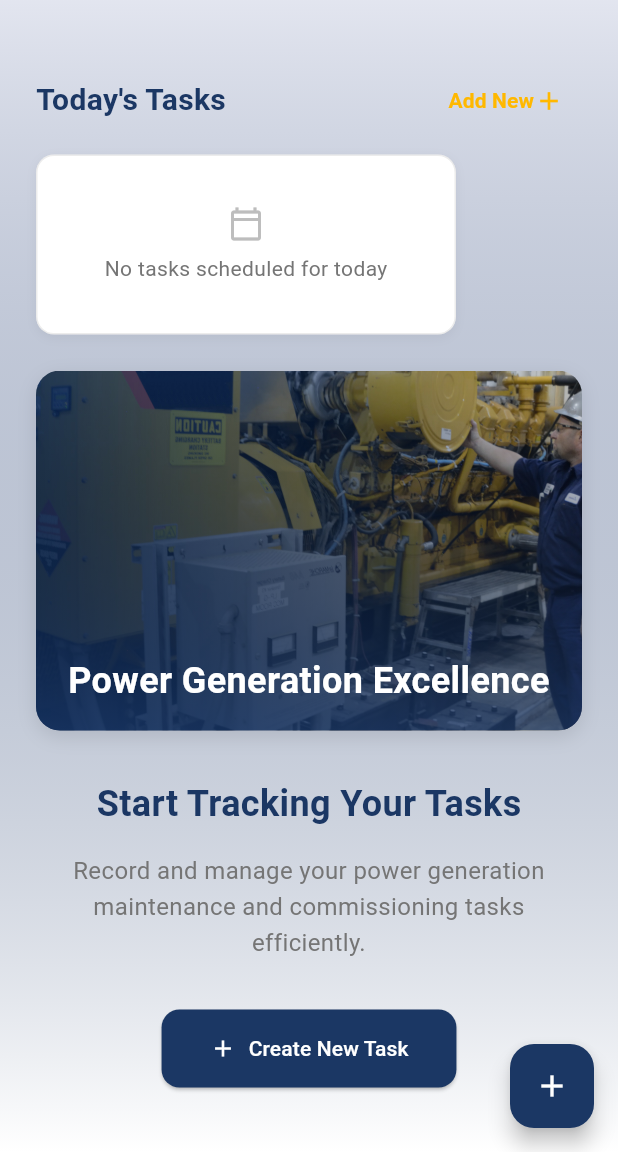
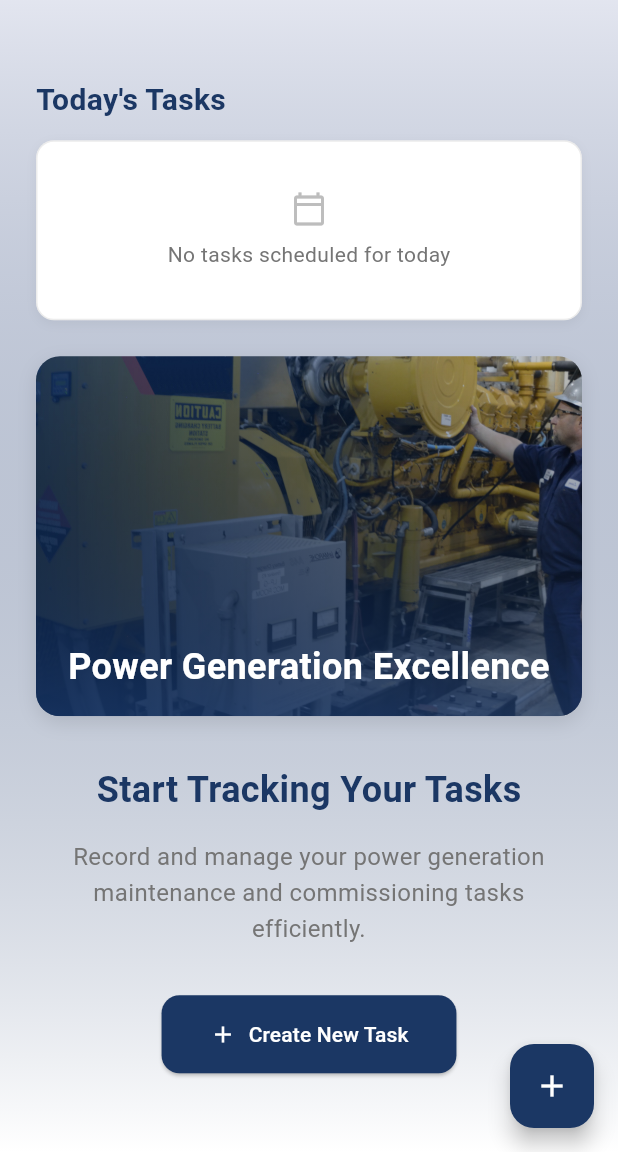
Before and after one commit to dayalfernando/time_entry_app, a Flutter app: the HomeScreen screen opened by its route, on a phone screen of 412 x 824 dp, the part 84-1236 px from its top. Run offline on Flutter 3.47's test engine with Material 3 defaults, Android fonts, the light colour scheme and no system bars; our stand-ins replace firebase_auth, flutter_form_builder, form_builder_validators, google_sign_in, image_picker, shared_preferences and 2 more; accounts and stored records are empty.

Commit message:
Remove Add New button and make No Tasks section full width

```diff
--- a/lib/screens/home_screen.dart
+++ b/lib/screens/home_screen.dart
@@ -180,9 +180,6 @@ class HomeScreen extends StatelessWidget {
                         Column(
                           crossAxisAlignment: CrossAxisAlignment.start,
                           children: [
-                            Row(
-                              mainAxisAlignment: MainAxisAlignment.spaceBetween,
-                              children: [
                             Text(
                               "Today's Tasks",
                               style: TextStyle(
@@ -190,30 +187,6 @@ class HomeScreen extends StatelessWidget {
                                 fontWeight: FontWeight.bold,
                                 color: primaryColor,
                               ),
-                                ),
-                                TextButton(
-                                  onPressed: () {
-                                    Navigator.push(
-                                      context,
-                                      MaterialPageRoute(
-                                        builder: (context) => const TaskEntryScreen(),
-                                      ),
-                                    );
-                                  },
-                                  child: Row(
-                                    children: [
-                                      Text(
-                                        'Add New',
-                                        style: TextStyle(
-                                          color: accentColor,
-                                          fontWeight: FontWeight.w600,
-                                        ),
-                                      ),
-                                      Icon(Icons.add, color: accentColor, size: 20),
-                                    ],
-                                  ),
-                                ),
-                              ],
                             ),
                             const SizedBox(height: 12),
                             SizedBox(
@@ -224,7 +197,7 @@ class HomeScreen extends StatelessWidget {
                                 itemBuilder: (context, index) {
                                   if (taskProvider.todaysTasks.isEmpty) {
                                     return Container(
-                                      width: 280,
+                                      width: MediaQuery.of(context).size.width - 48, // Full width minus padding
                                       padding: const EdgeInsets.all(16),
                                       decoration: BoxDecoration(
                                         color: Colors.white,
```
Lines whose indentation alone changed are shown as unchanged.
